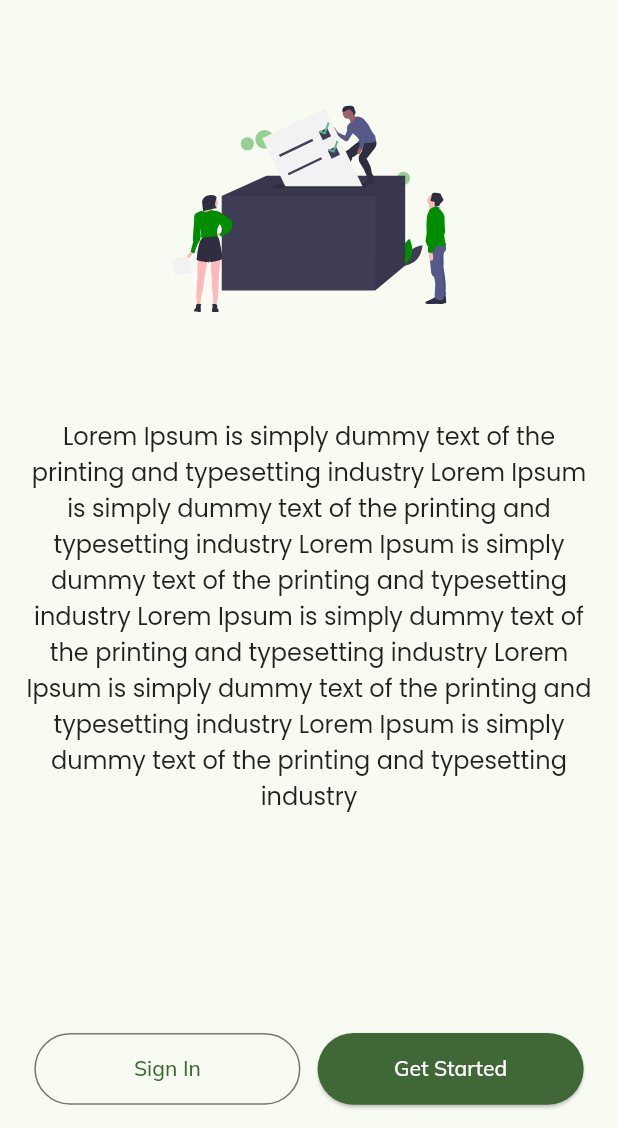
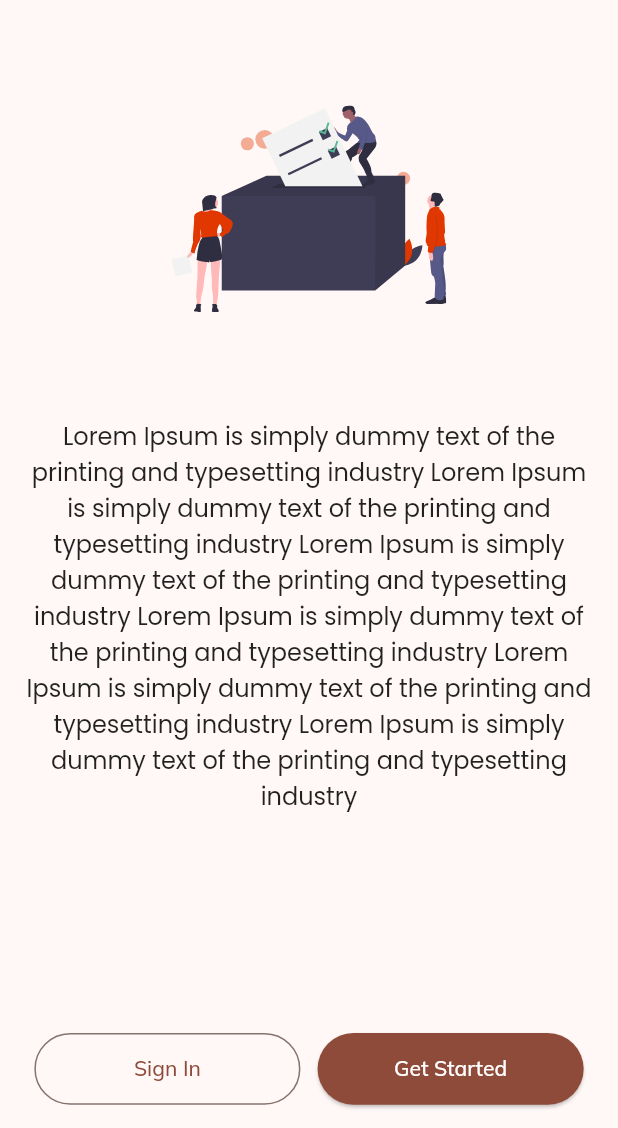
Before and after one commit to roufy235/E-Voting-App, a Flutter app: the screen it shows after launch, on a phone screen of 412 x 824 dp, the part 108-1236 px from its top. Run offline on Flutter 3.47's test engine with Material 2 defaults, Android fonts, the phone set to English and light mode, and no system bars; drawn by our look-alikes of dynamic_color; our stand-ins replace flutter_riverpod, flutter_screenutil, flutter_svg, go_router, google_fonts, loading_animation_widget.

Commit message:
feat: bug fixes

```diff
--- a/lib/utils/colors.dart
+++ b/lib/utils/colors.dart
@@ -1,5 +1,5 @@
 import 'package:flutter/material.dart';
 
-const Color brandColor = Color(0xFF008D00);
+const Color brandColor = Color(0xFFE13700);
 const Color colorWhite = Color(0xFFFFFFFF);
 const Color colorWhiteV2 = Color(0xFFf4f4f4);
```
Also changed, not shown: assets/svg/map.svg, assets/svg/message_sent.svg, assets/svg/voting.svg.
